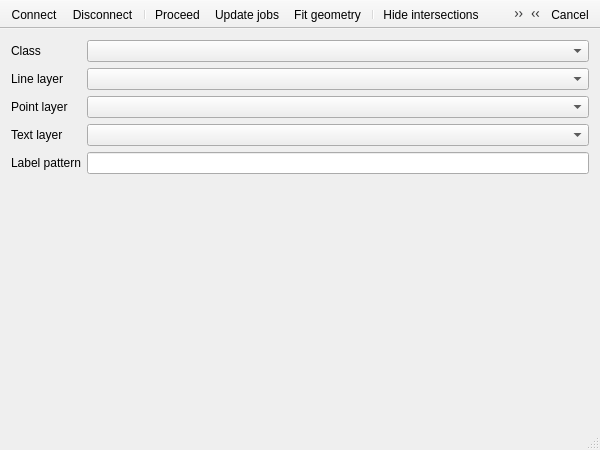
This is mainwindow.ui in Kuszki/EW-Builder as Qt 5 draws it before an edit. The edited form follows.
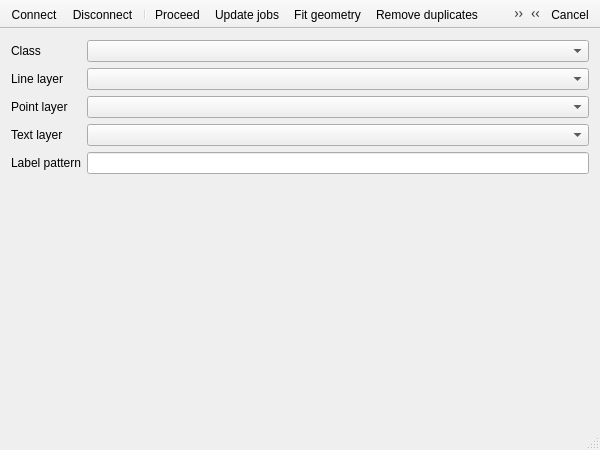
This is the edited form. Icons and pictures are not drawn.

Patch:
```diff
--- a/mainwindow.ui
+++ b/mainwindow.ui
@@ -135,8 +135,9 @@
    <addaction name="actionProceed"/>
    <addaction name="actionJobs"/>
    <addaction name="actionGeometry"/>
-   <addaction name="separator"/>
+   <addaction name="actionDuplicates"/>
    <addaction name="actionInvisivle"/>
+   <addaction name="separator"/>
    <addaction name="actionHide"/>
   </widget>
   <widget class="QToolBar" name="supportTool">
@@ -261,6 +262,14 @@
     <string>Hide intersections</string>
    </property>
   </action>
+  <action name="actionDuplicates">
+   <property name="icon">
+    <iconset theme="edit-delete"/>
+   </property>
+   <property name="text">
+    <string>Remove duplicates</string>
+   </property>
+  </action>
  </widget>
  <layoutdefault spacing="6" margin="11"/>
  <resources/>
```
Left out of the diff: 5 changed lines with no effect on the pictures.
